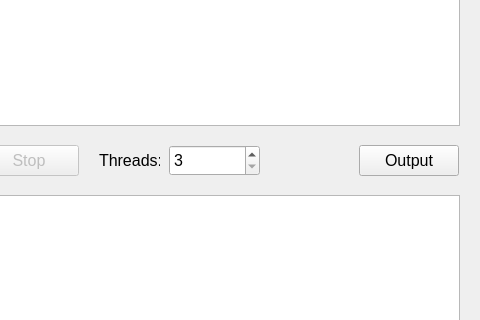
First picture: the form in ui/MainWindow.ui, repository nguyenvantat1182002/GetSendEmails, before the edit; both pictures show x 151 to 631 and y 115 to 435 of the 631 by 731 pixel window.
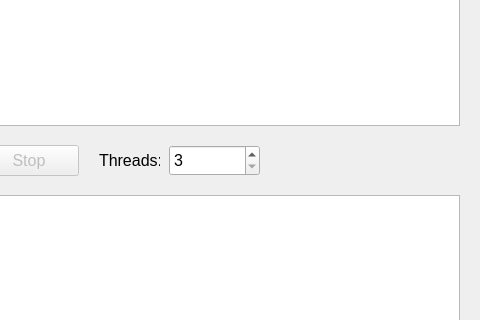
Second picture: the form after the edit.

Diff of the .ui file:
```diff
--- a/ui/MainWindow.ui
+++ b/ui/MainWindow.ui
@@ -65,22 +65,6 @@
      <string>Stop</string>
     </property>
    </widget>
-   <widget class="QPushButton" name="pushButton_3">
-    <property name="geometry">
-     <rect>
-      <x>510</x>
-      <y>260</y>
-      <width>100</width>
-      <height>31</height>
-     </rect>
-    </property>
-    <property name="cursor">
-     <cursorShape>PointingHandCursor</cursorShape>
-    </property>
-    <property name="text">
-     <string>Output</string>
-    </property>
-   </widget>
    <widget class="QPlainTextEdit" name="plainTextEdit_2">
     <property name="geometry">
      <rect>
```
